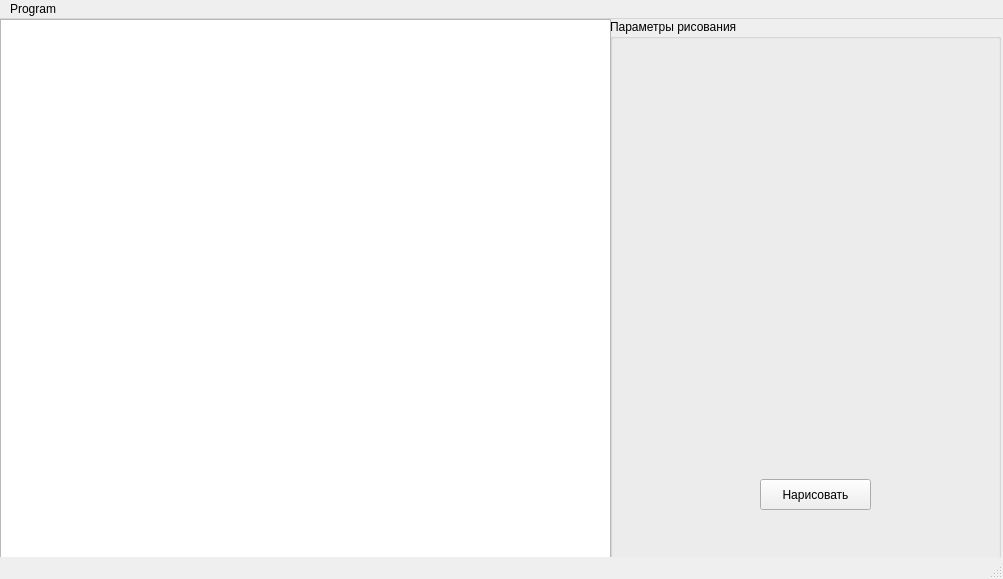
Qt form Sem4_3D_Simple/Sem4_3D_Simple/mainwindow.ui (curedjuju/4th_computer_graphics) before a commit.
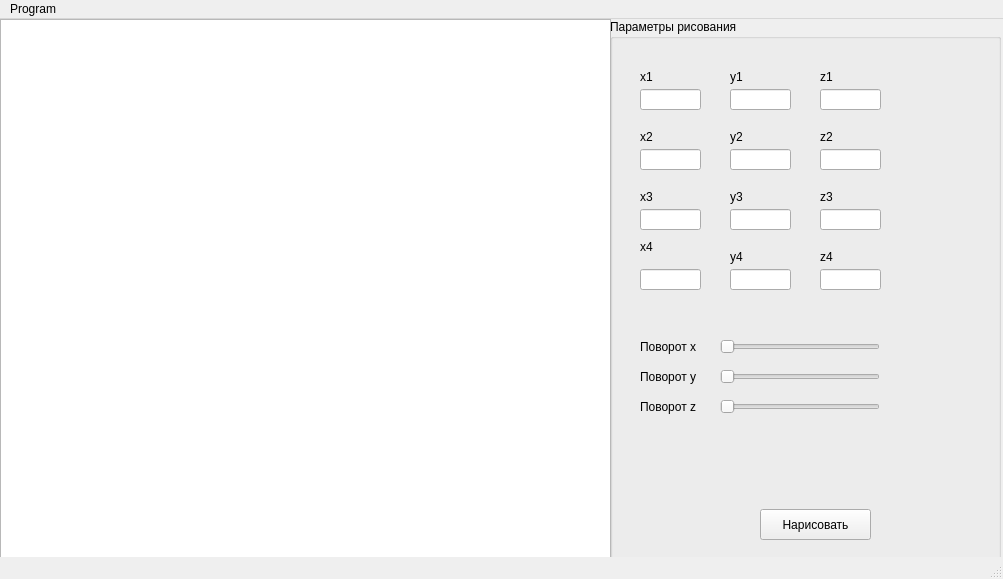
The same form after that commit.

The edit to the form file:
```diff
--- a/Sem4_3D_Simple/Sem4_3D_Simple/mainwindow.ui
+++ b/Sem4_3D_Simple/Sem4_3D_Simple/mainwindow.ui
@@ -40,7 +40,7 @@
      <property name="geometry">
       <rect>
        <x>150</x>
-       <y>460</y>
+       <y>490</y>
        <width>111</width>
        <height>31</height>
       </rect>
@@ -49,6 +49,363 @@
       <string>Нарисовать</string>
      </property>
     </widget>
+    <widget class="QLabel" name="label">
+     <property name="geometry">
+      <rect>
+       <x>30</x>
+       <y>50</y>
+       <width>61</width>
+       <height>16</height>
+      </rect>
+     </property>
+     <property name="text">
+      <string>x1</string>
+     </property>
+    </widget>
+    <widget class="QLabel" name="label_2">
+     <property name="geometry">
+      <rect>
+       <x>30</x>
+       <y>110</y>
+       <width>61</width>
+       <height>16</height>
+      </rect>
+     </property>
+     <property name="text">
+      <string>x2</string>
+     </property>
+    </widget>
+    <widget class="QLabel" name="label_3">
+     <property name="geometry">
+      <rect>
+       <x>30</x>
+       <y>170</y>
+       <width>61</width>
+       <height>16</height>
+      </rect>
+     </property>
+     <property name="text">
+      <string>x3</string>
+     </property>
+    </widget>
+    <widget class="QLabel" name="label_4">
+     <property name="geometry">
+      <rect>
+       <x>30</x>
+       <y>220</y>
+       <width>61</width>
+       <height>16</height>
+      </rect>
+     </property>
+     <property name="text">
+      <string>x4</string>
+     </property>
+    </widget>
+    <widget class="QLineEdit" name="x1">
+     <property name="geometry">
+      <rect>
+       <x>30</x>
+       <y>70</y>
+       <width>61</width>
+       <height>21</height>
+      </rect>
+     </property>
+    </widget>
+    <widget class="QLineEdit" name="x2">
+     <property name="geometry">
+      <rect>
+       <x>30</x>
+       <y>130</y>
+       <width>61</width>
+       <height>21</height>
+      </rect>
+     </property>
+    </widget>
+    <widget class="QLineEdit" name="x3">
+     <property name="geometry">
+      <rect>
+       <x>30</x>
+       <y>190</y>
+       <width>61</width>
+       <height>21</height>
+      </rect>
+     </property>
+    </widget>
+    <widget class="QLineEdit" name="x4">
+     <property name="geometry">
+      <rect>
+       <x>30</x>
+       <y>250</y>
+       <width>61</width>
+       <height>21</height>
+      </rect>
+     </property>
+    </widget>
+    <widget class="QLineEdit" name="y1">
+     <property name="geometry">
+      <rect>
+       <x>120</x>
+       <y>70</y>
+       <width>61</width>
+       <height>21</height>
+      </rect>
+     </property>
+    </widget>
+    <widget class="QLineEdit" name="y2">
+     <property name="geometry">
+      <rect>
+       <x>120</x>
+       <y>130</y>
+       <width>61</width>
+       <height>21</height>
+      </rect>
+     </property>
+    </widget>
+    <widget class="QLineEdit" name="y3">
+     <property name="geometry">
+      <rect>
+       <x>120</x>
+       <y>190</y>
+       <width>61</width>
+       <height>21</height>
+      </rect>
+     </property>
+    </widget>
+    <widget class="QLineEdit" name="y4">
+     <property name="geometry">
+      <rect>
+       <x>120</x>
+       <y>250</y>
+       <width>61</width>
+       <height>21</height>
+      </rect>
+     </property>
+    </widget>
+    <widget class="QLabel" name="label_5">
+     <property name="geometry">
+      <rect>
+       <x>120</x>
+       <y>50</y>
+       <width>61</width>
+       <height>16</height>
+      </rect>
+     </property>
+     <property name="text">
+      <string>y1</string>
+     </property>
+    </widget>
+    <widget class="QLabel" name="label_6">
+     <property name="geometry">
+      <rect>
+       <x>120</x>
+       <y>110</y>
+       <width>61</width>
+       <height>16</height>
+      </rect>
+     </property>
+     <property name="text">
+      <string>y2</string>
+     </property>
+    </widget>
+    <widget class="QLabel" name="label_7">
+     <property name="geometry">
+      <rect>
+       <x>120</x>
+       <y>170</y>
+       <width>61</width>
+       <height>16</height>
+      </rect>
+     </property>
+     <property name="text">
+      <string>y3</string>
+     </property>
+    </widget>
+    <widget class="QLabel" name="label_8">
+     <property name="geometry">
+      <rect>
+       <x>120</x>
+       <y>230</y>
+       <width>61</width>
+       <height>16</height>
+      </rect>
+     </property>
+     <property name="text">
+      <string>y4</string>
+     </property>
+    </widget>
+    <widget class="QLineEdit" name="z1">
+     <property name="geometry">
+      <rect>
+       <x>210</x>
+       <y>70</y>
+       <width>61</width>
+       <height>21</height>
+      </rect>
+     </property>
+    </widget>
+    <widget class="QLineEdit" name="z2">
+     <property name="geometry">
+      <rect>
+       <x>210</x>
+       <y>130</y>
+       <width>61</width>
+       <height>21</height>
+      </rect>
+     </property>
+    </widget>
+    <widget class="QLineEdit" name="z3">
+     <property name="geometry">
+      <rect>
+       <x>210</x>
+       <y>190</y>
+       <width>61</width>
+       <height>21</height>
+      </rect>
+     </property>
+    </widget>
+    <widget class="QLineEdit" name="z4">
+     <property name="geometry">
+      <rect>
+       <x>210</x>
+       <y>250</y>
+       <width>61</width>
+       <height>21</height>
+      </rect>
+     </property>
+    </widget>
+    <widget class="QLabel" name="label_9">
+     <property name="geometry">
+      <rect>
+       <x>210</x>
+       <y>50</y>
+       <width>61</width>
+       <height>16</height>
+      </rect>
+     </property>
+     <property name="text">
+      <string>z1</string>
+     </property>
+    </widget>
+    <widget class="QLabel" name="label_10">
+     <property name="geometry">
+      <rect>
+       <x>210</x>
+       <y>110</y>
+       <width>61</width>
+       <height>16</height>
+      </rect>
+     </property>
+     <property name="text">
+      <string>z2</string>
+     </property>
+    </widget>
+    <widget class="QLabel" name="label_11">
+     <property name="geometry">
+      <rect>
+       <x>210</x>
+       <y>170</y>
+       <width>61</width>
+       <height>16</height>
+      </rect>
+     </property>
+     <property name="text">
+      <string>z3</string>
+     </property>
+    </widget>
+    <widget class="QLabel" name="label_12">
+     <property name="geometry">
+      <rect>
+       <x>210</x>
+       <y>230</y>
+       <width>61</width>
+       <height>16</height>
+      </rect>
+     </property>
+     <property name="text">
+      <string>z4</string>
+     </property>
+    </widget>
+    <widget class="QLabel" name="label_13">
+     <property name="geometry">
+      <rect>
+       <x>30</x>
+       <y>320</y>
+       <width>81</width>
+       <height>16</height>
+      </rect>
+     </property>
+     <property name="text">
+      <string>Поворот x</string>
+     </property>
+    </widget>
+    <widget class="QLabel" name="label_14">
+     <property name="geometry">
+      <rect>
+       <x>30</x>
+       <y>350</y>
+       <width>81</width>
+       <height>16</height>
+      </rect>
+     </property>
+     <property name="text">
+      <string>Поворот y</string>
+     </property>
+    </widget>
+    <widget class="QLabel" name="label_15">
+     <property name="geometry">
+      <rect>
+       <x>30</x>
+       <y>380</y>
+       <width>81</width>
+       <height>16</height>
+      </rect>
+     </property>
+     <property name="text">
+      <string>Поворот z</string>
+     </property>
+    </widget>
+    <widget class="QSlider" name="rotateX">
+     <property name="geometry">
+      <rect>
+       <x>110</x>
+       <y>320</y>
+       <width>160</width>
+       <height>16</height>
+      </rect>
+     </property>
+     <property name="maximum">
+      <number>100</number>
+     </property>
+     <property name="orientation">
+      <enum>Qt::Horizontal</enum>
+     </property>
+    </widget>
+    <widget class="QSlider" name="rotateY">
+     <property name="geometry">
+      <rect>
+       <x>110</x>
+       <y>350</y>
+       <width>160</width>
+       <height>16</height>
+      </rect>
+     </property>
+     <property name="orientation">
+      <enum>Qt::Horizontal</enum>
+     </property>
+    </widget>
+    <widget class="QSlider" name="rotateZ">
+     <property name="geometry">
+      <rect>
+       <x>110</x>
+       <y>380</y>
+       <width>160</width>
+       <height>16</height>
+      </rect>
+     </property>
+     <property name="orientation">
+      <enum>Qt::Horizontal</enum>
+     </property>
+    </widget>
    </widget>
   </widget>
   <widget class="QMenuBar" name="menuBar">
```
